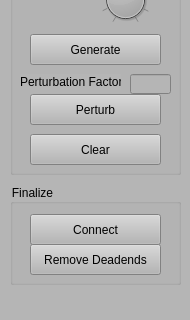
Qt form UrbanSimulator/ControlWidget.ui (gnishida/StreetDesigner) before a commit; both pictures show x 0 to 190 and y 596 to 916 of the 190 by 916 pixel window.
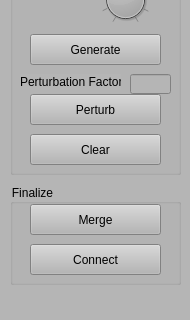
The same form after that commit.

```diff
--- a/UrbanSimulator/ControlWidget.ui
+++ b/UrbanSimulator/ControlWidget.ui
@@ -521,7 +521,7 @@
      <property name="geometry">
       <rect>
        <x>20</x>
-       <y>30</y>
+       <y>60</y>
        <width>131</width>
        <height>31</height>
       </rect>
@@ -534,13 +534,13 @@
      <property name="geometry">
       <rect>
        <x>20</x>
-       <y>60</y>
+       <y>20</y>
        <width>131</width>
        <height>31</height>
       </rect>
      </property>
      <property name="text">
-      <string>Remove Deadends</string>
+      <string>Merge</string>
      </property>
     </widget>
    </widget>
```
Left out of the diff: 2 changed lines with no effect on the pictures.
